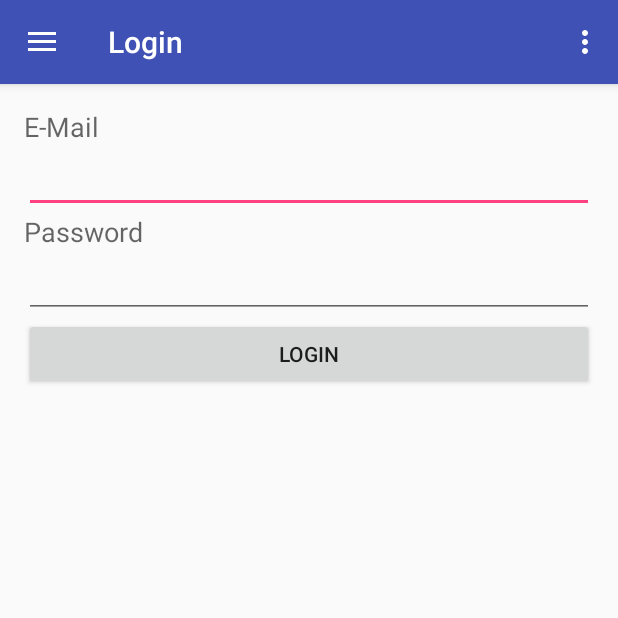
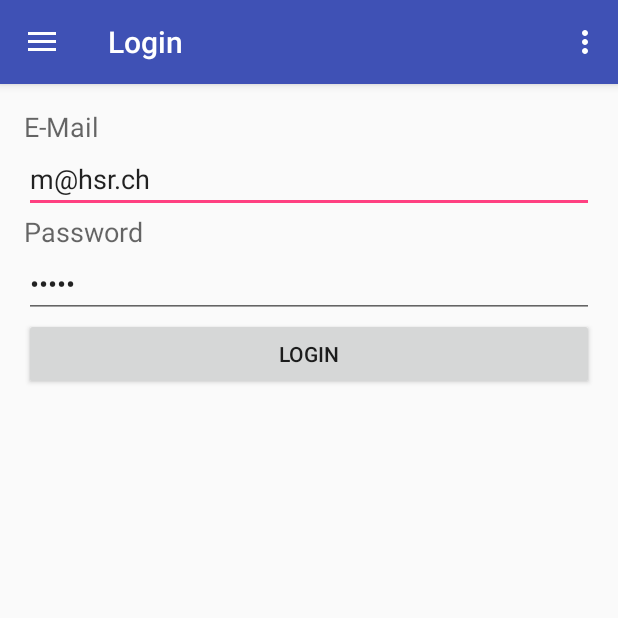
Before and after one commit to celineellenanna/Gadgeothek, an Android app: the screen it shows after launch (MainActivity), on a phone screen of 412 x 824 dp, the top half of it. Run offline under Robolectric (Android 15) with nearby library versions, the phone set to English and light mode, and no system bars.

Commit message:
Login finally finished

```diff
--- a/app/src/main/java/coolio/gadgeothek/LoginFragment.java
+++ b/app/src/main/java/coolio/gadgeothek/LoginFragment.java
@@ -36,7 +36,10 @@ public class LoginFragment extends Fragment {
                 LibraryService.login(name.getText().toString(), password.getText().toString(), new Callback<Boolean>() {
                     @Override
                     public void onCompletion(Boolean input) {
-                        Toast.makeText(getActivity(),"Login successful",Toast.LENGTH_SHORT).show();
+                        Toast.makeText(getActivity(), "Login successful", Toast.LENGTH_SHORT).show();
+
+                        MainActivity activity = (MainActivity) getActivity();
+                        activity.switchTo(new GadgetFragment());
                     }
 
                     @Override
--- a/app/src/main/java/coolio/gadgeothek/MainActivity.java
+++ b/app/src/main/java/coolio/gadgeothek/MainActivity.java
@@ -151,7 +151,7 @@ public class MainActivity extends AppCompatActivity implements NavigationView.On
         return true;
     }
 
-    private void switchTo(Fragment fragment) {
+    public void switchTo(Fragment fragment) {
         FragmentTransaction fragmentTransaction = fragmentManager.beginTransaction();
         fragmentTransaction.replace(R.id.fragment_container, fragment);
         fragmentTransaction.commit();
--- a/app/src/main/res/layout/fragment_login.xml
+++ b/app/src/main/res/layout/fragment_login.xml
@@ -21,7 +21,8 @@
             android:layout_height="wrap_content"
             android:inputType="textEmailAddress"
             android:ems="10"
-            android:id="@+id/mailInput" />
+            android:id="@+id/mailInput"
+            android:text="m@hsr.ch" />
 
         <TextView
             android:layout_width="wrap_content"
@@ -35,7 +36,8 @@
             android:layout_height="wrap_content"
             android:inputType="textPassword"
             android:ems="10"
-            android:id="@+id/passwordInput" />
+            android:id="@+id/passwordInput"
+            android:text="12345" />
 
         <Button
             android:layout_width="match_parent"
```
